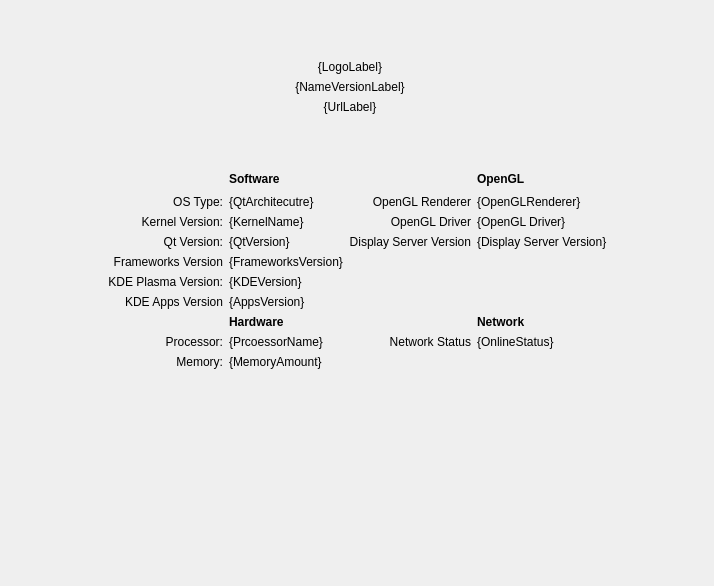
Above: src/Module.ui from ds9-extras/kcm-about-extended before the change. Below: the same form after it.
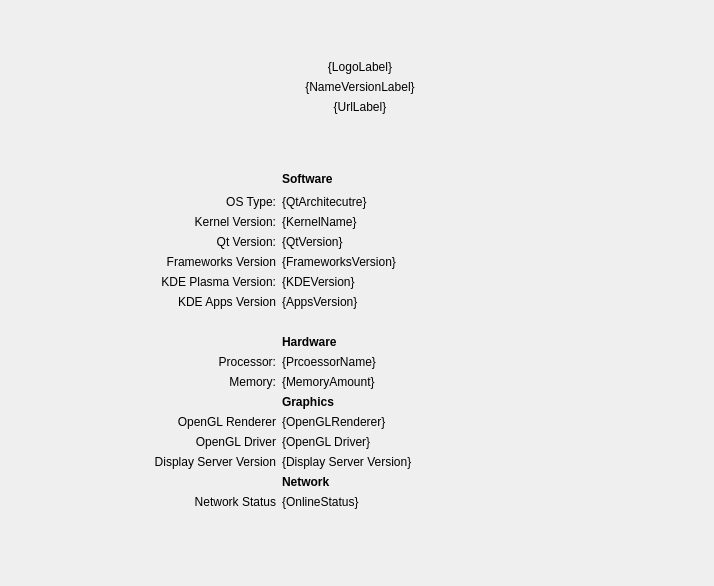
That is the form after the change.

Commit message: Rearranged labels (one bellow the other) Renamed OpenGL to Graphics

What changed in the file:
```diff
--- a/src/Module.ui
+++ b/src/Module.ui
@@ -11,35 +11,61 @@
    </rect>
   </property>
   <layout class="QGridLayout" name="gridLayout">
-   <item row="5" column="1">
-    <widget class="QLabel" name="label_3">
+   <item row="29" column="1">
+    <widget class="QLabel" name="memory">
      <property name="text">
-      <string>OS Type:</string>
+      <string>Memory:</string>
      </property>
      <property name="alignment">
       <set>Qt::AlignRight|Qt::AlignTrailing|Qt::AlignVCenter</set>
      </property>
     </widget>
    </item>
-   <item row="17" column="1">
-    <widget class="QLabel" name="apps">
+   <item row="18" column="2">
+    <widget class="QLabel" name="label">
+     <property name="font">
+      <font>
+       <weight>75</weight>
+       <bold>true</bold>
+      </font>
+     </property>
      <property name="text">
-      <string>KDE Apps Version</string>
+      <string>Hardware</string>
      </property>
      <property name="alignment">
+      <set>Qt::AlignLeading|Qt::AlignLeft|Qt::AlignVCenter</set>
+     </property>
+    </widget>
+   </item>
+   <item row="14" column="1">
+    <widget class="QLabel" name="label_9">
+     <property name="text">
+      <string>Frameworks Version</string>
+     </property>
+     <property name="alignment">
       <set>Qt::AlignRight|Qt::AlignTrailing|Qt::AlignVCenter</set>
      </property>
     </widget>
    </item>
-   <item row="15" column="2">
+   <item row="33" column="1">
+    <widget class="QLabel" name="displayServerVersion">
+     <property name="text">
+      <string>Display Server Version</string>
+     </property>
+     <property name="alignment">
+      <set>Qt::AlignRight|Qt::AlignTrailing|Qt::AlignVCenter</set>
+     </property>
+    </widget>
+   </item>
+   <item row="14" column="2">
     <widget class="QLabel" name="frameworksLabel">
      <property name="text">
       <string>{FrameworksVersion}</string>
      </property>
     </widget>
    </item>
-   <item row="30" column="2">
-    <spacer name="verticalSpacer_7">
+   <item row="36" column="5">
+    <spacer name="verticalSpacer_8">
      <property name="orientation">
       <enum>Qt::Vertical</enum>
      </property>
@@ -51,57 +77,57 @@
      </property>
     </spacer>
    </item>
-   <item row="30" column="1">
-    <spacer name="verticalSpacer">
-     <property name="orientation">
-      <enum>Qt::Vertical</enum>
-     </property>
-     <property name="sizeHint" stdset="0">
-      <size>
-       <width>20</width>
-       <height>40</height>
-      </size>
-     </property>
-    </spacer>
-   </item>
-   <item row="11" column="5">
-    <widget class="QLabel" name="displayServerVersionLabel">
+   <item row="9" column="1">
+    <widget class="QLabel" name="kernel">
      <property name="text">
-      <string>{Display Server Version}</string>
-     </property>
-    </widget>
-   </item>
-   <item row="4" column="1">
-    <spacer name="horizontalSpacer_9">
-     <property name="orientation">
-      <enum>Qt::Horizontal</enum>
-     </property>
-     <property name="sizeHint" stdset="0">
-      <size>
-       <width>40</width>
-       <height>20</height>
-      </size>
-     </property>
-    </spacer>
-   </item>
-   <item row="27" column="1">
-    <widget class="QLabel" name="processor">
-     <property name="text">
-      <string notr="true">Processor:</string>
+      <string>Kernel Version:</string>
      </property>
      <property name="alignment">
       <set>Qt::AlignRight|Qt::AlignTrailing|Qt::AlignVCenter</set>
      </property>
     </widget>
    </item>
+   <item row="35" column="2">
+    <widget class="QLabel" name="networkLabel">
+     <property name="text">
+      <string>{OnlineStatus}</string>
+     </property>
+    </widget>
+   </item>
    <item row="16" column="2">
-    <widget class="QLabel" name="plasmaLabel">
+    <widget class="QLabel" name="appsLabel">
      <property name="text">
-      <string notr="true">{KDEVersion}</string>
+      <string>{AppsVersion}</string>
      </property>
     </widget>
    </item>
-   <item row="11" column="1">
+   <item row="0" column="1">
+    <spacer name="horizontalSpacer_6">
+     <property name="orientation">
+      <enum>Qt::Horizontal</enum>
+     </property>
+     <property name="sizeHint" stdset="0">
+      <size>
+       <width>40</width>
+       <height>20</height>
+      </size>
+     </property>
+    </spacer>
+   </item>
+   <item row="3" column="0">
+    <spacer name="horizontalSpacer_2">
+     <property name="orientation">
+      <enum>Qt::Horizontal</enum>
+     </property>
+     <property name="sizeHint" stdset="0">
+      <size>
+       <width>40</width>
+       <height>20</height>
+      </size>
+     </property>
+    </spacer>
+   </item>
+   <item row="10" column="1">
     <widget class="QLabel" name="qt">
      <property name="text">
       <string>Qt Version:</string>
@@ -111,7 +137,57 @@
      </property>
     </widget>
    </item>
+   <item row="0" column="5">
+    <spacer name="horizontalSpacer_7">
+     <property name="orientation">
+      <enum>Qt::Horizontal</enum>
+     </property>
+     <property name="sizeHint" stdset="0">
+      <size>
+       <width>40</width>
+       <height>20</height>
+      </size>
+     </property>
+    </spacer>
+   </item>
+   <item row="33" column="2">
+    <widget class="QLabel" name="displayServerVersionLabel">
+     <property name="text">
+      <string>{Display Server Version}</string>
+     </property>
+    </widget>
+   </item>
+   <item row="34" column="2">
+    <widget class="QLabel" name="label_5">
+     <property name="font">
+      <font>
+       <weight>75</weight>
+       <bold>true</bold>
+      </font>
+     </property>
+     <property name="text">
+      <string>Network</string>
+     </property>
+    </widget>
+   </item>
+   <item row="35" column="1">
+    <widget class="QLabel" name="network">
+     <property name="text">
+      <string>Network Status</string>
+     </property>
+     <property name="alignment">
+      <set>Qt::AlignRight|Qt::AlignTrailing|Qt::AlignVCenter</set>
+     </property>
+    </widget>
+   </item>
    <item row="4" column="2">
+    <widget class="QLabel" name="bitsLabel">
+     <property name="text">
+      <string notr="true">{QtArchitecutre}</string>
+     </property>
+    </widget>
+   </item>
+   <item row="3" column="2">
     <widget class="QLabel" name="label_2">
      <property name="font">
       <font>
@@ -127,14 +203,21 @@
      </property>
     </widget>
    </item>
-   <item row="10" column="2">
+   <item row="31" column="2">
+    <widget class="QLabel" name="openglLabel">
+     <property name="text">
+      <string>{OpenGLRenderer}</string>
+     </property>
+    </widget>
+   </item>
+   <item row="9" column="2">
     <widget class="QLabel" name="kernelLabel">
      <property name="text">
       <string notr="true">{KernelName}</string>
      </property>
     </widget>
    </item>
-   <item row="4" column="5">
+   <item row="30" column="2">
     <widget class="QLabel" name="label_4">
      <property name="font">
       <font>
@@ -143,280 +226,167 @@
       </font>
      </property>
      <property name="text">
-      <string>OpenGL</string>
+      <string>Graphics</string>
      </property>
     </widget>
    </item>
-   <item row="27" column="2">
-    <widget class="QLabel" name="processorLabel">
+   <item row="4" column="1">
+    <widget class="QLabel" name="label_3">
      <property name="text">
-      <string notr="true">{PrcoessorName}</string>
+      <string>OS Type:</string>
      </property>
-    </widget>
-   </item>
-   <item row="17" column="2">
-    <widget class="QLabel" name="appsLabel">
-     <property name="text">
-      <string>{AppsVersion}</string>
-     </property>
-    </widget>
-   </item>
-   <item row="10" column="5">
-    <widget class="QLabel" name="openglDriverLabel">
-     <property name="text">
-      <string>{OpenGL Driver}</string>
-     </property>
-    </widget>
-   </item>
-   <item row="5" column="2">
-    <widget class="QLabel" name="bitsLabel">
-     <property name="text">
-      <string notr="true">{QtArchitecutre}</string>
-     </property>
-    </widget>
-   </item>
-   <item row="5" column="5">
-    <widget class="QLabel" name="openglLabel">
-     <property name="text">
-      <string>{OpenGLRenderer}</string>
-     </property>
-    </widget>
-   </item>
-   <item row="10" column="3">
-    <widget class="QLabel" name="openglDriver">
-     <property name="text">
-      <string>OpenGL Driver</string>
-     </property>
      <property name="alignment">
       <set>Qt::AlignRight|Qt::AlignTrailing|Qt::AlignVCenter</set>
      </property>
     </widget>
    </item>
-   <item row="1" column="6">
-    <spacer name="horizontalSpacer_5">
-     <property name="orientation">
-      <enum>Qt::Horizontal</enum>
-     </property>
-     <property name="sizeHint" stdset="0">
-      <size>
-       <width>40</width>
-       <height>20</height>
-      </size>
-     </property>
-    </spacer>
-   </item>
-   <item row="1" column="0">
-    <spacer name="horizontalSpacer_4">
-     <property name="orientation">
-      <enum>Qt::Horizontal</enum>
-     </property>
-     <property name="sizeHint" stdset="0">
-      <size>
-       <width>40</width>
-       <height>20</height>
-      </size>
-     </property>
-    </spacer>
-   </item>
-   <item row="30" column="5">
-    <spacer name="verticalSpacer_8">
-     <property name="orientation">
-      <enum>Qt::Vertical</enum>
-     </property>
-     <property name="sizeHint" stdset="0">
-      <size>
-       <width>20</width>
-       <height>40</height>
-      </size>
-     </property>
-    </spacer>
-   </item>
-   <item row="10" column="1">
-    <widget class="QLabel" name="kernel">
-     <property name="text">
-      <string>Kernel Version:</string>
-     </property>
-     <property name="alignment">
-      <set>Qt::AlignRight|Qt::AlignTrailing|Qt::AlignVCenter</set>
-     </property>
-    </widget>
-   </item>
-   <item row="4" column="6">
-    <spacer name="horizontalSpacer_3">
-     <property name="orientation">
-      <enum>Qt::Horizontal</enum>
-     </property>
-     <property name="sizeHint" stdset="0">
-      <size>
-       <width>40</width>
-       <height>20</height>
-      </size>
-     </property>
-    </spacer>
-   </item>
-   <item row="1" column="1">
-    <spacer name="horizontalSpacer_6">
-     <property name="orientation">
-      <enum>Qt::Horizontal</enum>
-     </property>
-     <property name="sizeHint" stdset="0">
-      <size>
-       <width>40</width>
-       <height>20</height>
-      </size>
-     </property>
-    </spacer>
-   </item>
-   <item row="28" column="1">
-    <widget class="QLabel" name="memory">
-     <property name="text">
-      <string>Memory:</string>
-     </property>
-     <property name="alignment">
-      <set>Qt::AlignRight|Qt::AlignTrailing|Qt::AlignVCenter</set>
-     </property>
-    </widget>
-   </item>
-   <item row="28" column="2">
+   <item row="29" column="2">
     <widget class="QLabel" name="memoryLabel">
      <property name="text">
       <string notr="true">{MemoryAmount}</string>
      </property>
     </widget>
    </item>
-   <item row="11" column="3">
-    <widget class="QLabel" name="displayServerVersion">
-     <property name="text">
-      <string>Display Server Version</string>
+   <item row="0" column="0">
+    <spacer name="horizontalSpacer_4">
+     <property name="orientation">
+      <enum>Qt::Horizontal</enum>
      </property>
-     <property name="alignment">
-      <set>Qt::AlignRight|Qt::AlignTrailing|Qt::AlignVCenter</set>
+     <property name="sizeHint" stdset="0">
+      <size>
+       <width>40</width>
+       <height>20</height>
+      </size>
      </property>
-    </widget>
+    </spacer>
    </item>
    <item row="16" column="1">
-    <widget class="QLabel" name="plasma">
+    <widget class="QLabel" name="apps">
      <property name="text">
-      <string>KDE Plasma Version:</string>
+      <string>KDE Apps Version</string>
      </property>
      <property name="alignment">
       <set>Qt::AlignRight|Qt::AlignTrailing|Qt::AlignVCenter</set>
      </property>
     </widget>
    </item>
-   <item row="30" column="3">
-    <spacer name="verticalSpacer_4">
-     <property name="orientation">
-      <enum>Qt::Vertical</enum>
-     </property>
-     <property name="sizeHint" stdset="0">
-      <size>
-       <width>20</width>
-       <height>40</height>
-      </size>
-     </property>
-    </spacer>
-   </item>
-   <item row="4" column="0">
-    <spacer name="horizontalSpacer_2">
-     <property name="orientation">
-      <enum>Qt::Horizontal</enum>
-     </property>
-     <property name="sizeHint" stdset="0">
-      <size>
-       <width>40</width>
-       <height>20</height>
-      </size>
-     </property>
-    </spacer>
-   </item>
-   <item row="25" column="2">
-    <widget class="QLabel" name="label">
-     <property name="font">
-      <font>
-       <weight>75</weight>
-       <bold>true</bold>
-      </font>
-     </property>
-     <property name="text">
-      <string>Hardware</string>
-     </property>
-     <property name="alignment">
-      <set>Qt::AlignLeading|Qt::AlignLeft|Qt::AlignVCenter</set>
-     </property>
-    </widget>
-   </item>
-   <item row="25" column="5">
-    <widget class="QLabel" name="label_5">
-     <property name="font">
-      <font>
-       <weight>75</weight>
-       <bold>true</bold>
-      </font>
-     </property>
-     <property name="text">
-      <string>Network</string>
-     </property>
-    </widget>
-   </item>
-   <item row="27" column="3">
-    <widget class="QLabel" name="network">
-     <property name="text">
-      <string>Network Status</string>
-     </property>
-     <property name="alignment">
-      <set>Qt::AlignRight|Qt::AlignTrailing|Qt::AlignVCenter</set>
-     </property>
-    </widget>
-   </item>
-   <item row="27" column="5">
-    <widget class="QLabel" name="networkLabel">
-     <property name="text">
-      <string>{OnlineStatus}</string>
-     </property>
-    </widget>
-   </item>
-   <item row="1" column="5">
-    <spacer name="horizontalSpacer_7">
-     <property name="orientation">
-      <enum>Qt::Horizontal</enum>
-     </property>
-     <property name="sizeHint" stdset="0">
-      <size>
-       <width>40</width>
-       <height>20</height>
-      </size>
-     </property>
-    </spacer>
-   </item>
-   <item row="11" column="2">
+   <item row="10" column="2">
     <widget class="QLabel" name="qtLabel">
      <property name="text">
       <string notr="true">{QtVersion}</string>
      </property>
     </widget>
    </item>
-   <item row="5" column="3">
-    <widget class="QLabel" name="opengl">
+   <item row="3" column="1">
+    <spacer name="horizontalSpacer_9">
+     <property name="orientation">
+      <enum>Qt::Horizontal</enum>
+     </property>
+     <property name="sizeHint" stdset="0">
+      <size>
+       <width>40</width>
+       <height>20</height>
+      </size>
+     </property>
+    </spacer>
+   </item>
+   <item row="17" column="2">
+    <widget class="QLabel" name="label_6">
      <property name="text">
-      <string>OpenGL Renderer</string>
+      <string/>
+     </property>
+    </widget>
+   </item>
+   <item row="32" column="2">
+    <widget class="QLabel" name="openglDriverLabel">
+     <property name="text">
+      <string>{OpenGL Driver}</string>
+     </property>
+    </widget>
+   </item>
+   <item row="27" column="1">
+    <widget class="QLabel" name="processor">
+     <property name="text">
+      <string notr="true">Processor:</string>
      </property>
      <property name="alignment">
       <set>Qt::AlignRight|Qt::AlignTrailing|Qt::AlignVCenter</set>
      </property>
     </widget>
    </item>
+   <item row="36" column="3">
+    <spacer name="verticalSpacer_4">
+     <property name="orientation">
+      <enum>Qt::Vertical</enum>
+     </property>
+     <property name="sizeHint" stdset="0">
+      <size>
+       <width>20</width>
+       <height>40</height>
+      </size>
+     </property>
+    </spacer>
+   </item>
+   <item row="36" column="1">
+    <spacer name="verticalSpacer">
+     <property name="orientation">
+      <enum>Qt::Vertical</enum>
+     </property>
+     <property name="sizeHint" stdset="0">
+      <size>
+       <width>20</width>
+       <height>40</height>
+      </size>
+     </property>
+    </spacer>
+   </item>
+   <item row="36" column="2">
+    <spacer name="verticalSpacer_7">
+     <property name="orientation">
+      <enum>Qt::Vertical</enum>
+     </property>
+     <property name="sizeHint" stdset="0">
+      <size>
+       <width>20</width>
+       <height>40</height>
+      </size>
+     </property>
+    </spacer>
+   </item>
+   <item row="3" column="6">
+    <spacer name="horizontalSpacer_3">
+     <property name="orientation">
+      <enum>Qt::Horizontal</enum>
+     </property>
+     <property name="sizeHint" stdset="0">
+      <size>
+       <width>40</width>
+       <height>20</height>
+      </size>
+     </property>
+    </spacer>
+   </item>
    <item row="15" column="1">
-    <widget class="QLabel" name="label_9">
+    <widget class="QLabel" name="plasma">
      <property name="text">
-      <string>Frameworks Version</string>
+      <string>KDE Plasma Version:</string>
      </property>
      <property name="alignment">
       <set>Qt::AlignRight|Qt::AlignTrailing|Qt::AlignVCenter</set>
      </property>
     </widget>
    </item>
-   <item row="1" column="2" colspan="2">
+   <item row="32" column="1">
+    <widget class="QLabel" name="openglDriver">
+     <property name="text">
+      <string>OpenGL Driver</string>
+     </property>
+     <property name="alignment">
+      <set>Qt::AlignRight|Qt::AlignTrailing|Qt::AlignVCenter</set>
+     </property>
+    </widget>
+   </item>
+   <item row="0" column="2" colspan="2">
     <widget class="QWidget" name="widget" native="true">
      <layout class="QHBoxLayout" name="horizontalLayout">
       <item>
@@ -491,6 +461,43 @@
      </layout>
     </widget>
    </item>
+   <item row="27" column="2">
+    <widget class="QLabel" name="processorLabel">
+     <property name="text">
+      <string notr="true">{PrcoessorName}</string>
+     </property>
+    </widget>
+   </item>
+   <item row="31" column="1">
+    <widget class="QLabel" name="opengl">
+     <property name="text">
+      <string>OpenGL Renderer</string>
+     </property>
+     <property name="alignment">
+      <set>Qt::AlignRight|Qt::AlignTrailing|Qt::AlignVCenter</set>
+     </property>
+    </widget>
+   </item>
+   <item row="0" column="6">
+    <spacer name="horizontalSpacer_5">
+     <property name="orientation">
+      <enum>Qt::Horizontal</enum>
+     </property>
+     <property name="sizeHint" stdset="0">
+      <size>
+       <width>40</width>
+       <height>20</height>
+      </size>
+     </property>
+    </spacer>
+   </item>
+   <item row="15" column="2">
+    <widget class="QLabel" name="plasmaLabel">
+     <property name="text">
+      <string notr="true">{KDEVersion}</string>
+     </property>
+    </widget>
+   </item>
   </layout>
  </widget>
  <resources/>
```
